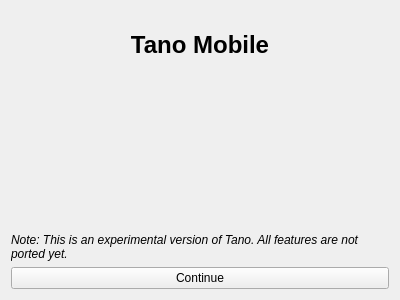
Before: the Qt Designer form mobile/Mobile.ui in ntadej/tano, drawn with Qt 5.
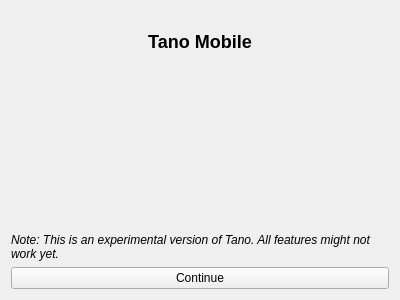
After: the same form once the commit is applied. Icons and pictures are not drawn. Custom widgets are drawn as their Qt base class.

Commit message:
Mobile project update
Added About dialog, settings dialog and open playlist dialog.
Some files are imported from main Tano application.

```diff
--- a/mobile/Mobile.ui
+++ b/mobile/Mobile.ui
@@ -38,7 +38,7 @@
         <item>
          <widget class="QLabel" name="labelTitle">
           <property name="text">
-           <string notr="true">&lt;h1&gt;Tano Mobile&lt;/h1&gt;</string>
+           <string notr="true">&lt;h2&gt;Tano Mobile&lt;/h2&gt;</string>
           </property>
           <property name="alignment">
            <set>Qt::AlignCenter</set>
@@ -68,7 +68,7 @@
         <item>
          <widget class="QLabel" name="labelWarning">
           <property name="text">
-           <string>&lt;i&gt;Note: This is an experimental version of Tano. All features are not ported yet.&lt;/i&gt;</string>
+           <string>&lt;i&gt;Note: This is an experimental version of Tano. All features might not work yet.&lt;/i&gt;</string>
           </property>
           <property name="wordWrap">
            <bool>true</bool>
```
Left out of the diff: 46 changed lines with no effect on the pictures. The commit also changes 14 other files.
